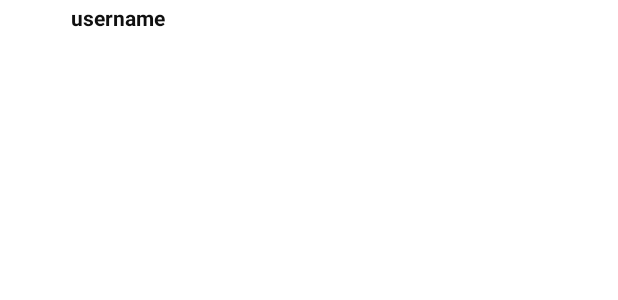
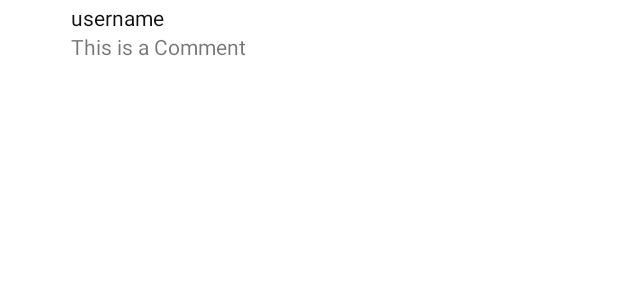
Before and after one commit to gautamjain09/Techobyte, an Android app: the layout comment_item.xml on its own in the app's theme, with its tools: preview values and no code run, on a phone screen of 412 x 824 dp. Shown: the top 300 px of the screen. Run offline under Robolectric (Android 15) with nearby library versions, the phone set to English and light mode, and no system bars.

Commit message:
Comment Adapter

```diff
--- a/app/build.gradle
+++ b/app/build.gradle
@@ -45,7 +45,7 @@ dependencies {
     implementation "com.hendraanggrian.appcompat:socialview-commons:0.2" // auto-complete hashtag and mention
     implementation "com.github.CanHub:Android-Image-Cropper:3.2.2" // Image Cropper
     implementation 'de.hdodenhof:circleimageview:3.1.0' // Circle Image View
-    implementation 'com.squareup.picasso:picasso:2.71828' // Profile Image Setter
+    implementation 'com.squareup.picasso:picasso:2.71828' // Image Loader in Post & Profile
 
     implementation 'androidx.legacy:legacy-support-v4:1.0.0'
     testImplementation 'junit:junit:4.+'
--- a/app/src/main/res/drawable-anydpi/ic_liked.xml
+++ b/app/src/main/res/drawable-anydpi/ic_liked.xml
@@ -3,7 +3,7 @@
     android:height="24dp"
     android:viewportWidth="24"
     android:viewportHeight="24"
-    android:tint="#DF100B"
+    android:tint="#B80905"
     android:alpha="0.6">
   <path
       android:fillColor="@android:color/white"
--- a/app/src/main/res/layout/comment_item.xml
+++ b/app/src/main/res/layout/comment_item.xml
@@ -9,6 +9,7 @@
         android:orientation="horizontal">
 
         <de.hdodenhof.circleimageview.CircleImageView
+            android:id="@+id/image_profile_commenter"
             android:layout_width="45dp"
             android:layout_height="45dp">
         </de.hdodenhof.circleimageview.CircleImageView>
@@ -23,15 +24,20 @@
                 android:id="@+id/id_username_comment"
                 android:layout_width="wrap_content"
                 android:layout_height="wrap_content"
-                android:textStyle="bold"
                 android:textColor="@color/black"
                 android:text="username">
+            </TextView>
+
+            <TextView
+                android:id="@+id/id_comment_description"
+                android:layout_width="wrap_content"
+                android:layout_height="wrap_content"
+                android:maxLines="5"
+                android:text="This is a Comment">
             </TextView>
 
         </LinearLayout>
 
     </LinearLayout>
 
-
-
 </RelativeLayout>
```
Also changed, not shown: app/src/main/java/com/gautamjain/techobyte/Adapter/CommentAdapter.java (added, +73 -0 lines), app/src/main/java/com/gautamjain/techobyte/Modal/Comment.java (added, +29 -0 lines).
